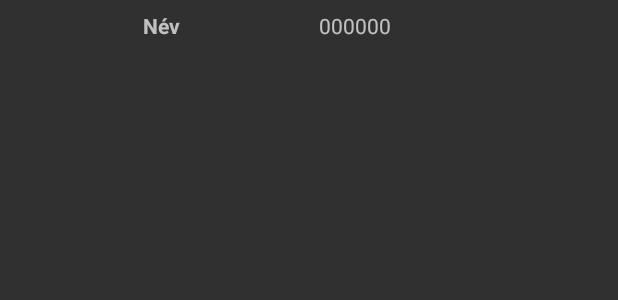
After one commit to vkrisztian/EndlessRunner2, an Android app: the layout highscoreitem.xml on its own in the app's theme, with its tools: preview values and no code run, on a phone screen of 412 x 824 dp. The commit adds this screen. Shown: the top 300 px of the screen. Run offline under Robolectric (Android 15) with nearby library versions, the phone set to English and light mode, and no system bars.

Commit message:
highscore activity

```diff
--- a/app/build.gradle
+++ b/app/build.gradle
@@ -26,5 +26,6 @@ dependencies {
     })
     compile 'com.android.support:appcompat-v7:25.3.1'
     compile 'com.android.support.constraint:constraint-layout:1.0.2'
+    compile 'com.android.support:recyclerview-v7:25.3.+'
     testCompile 'junit:junit:4.12'
 }
--- a/app/src/main/java/endlessrunner/nik/uniobuda/hu/endlessrunner/MainActivity.java
+++ b/app/src/main/java/endlessrunner/nik/uniobuda/hu/endlessrunner/MainActivity.java
@@ -73,7 +73,7 @@ public class MainActivity extends AppCompatActivity {
                 try {
                     outputStream = openFileOutput(filename, Context.MODE_PRIVATE);
                     OutputStreamWriter osw = new OutputStreamWriter(outputStream);
-                    osw.write(usr.getUserName()+"-"+usr.getHighscore()+"/n");
+                    osw.write(usr.getUserName()+"-"+usr.getHighscore()+"\n");
                     osw.flush();
                     osw.close();
                 } catch (Exception e) {
--- /dev/null
+++ b/app/src/main/res/layout/highscoreitem.xml
@@ -0,0 +1,25 @@
+<?xml version="1.0" encoding="utf-8"?>
+<LinearLayout
+    xmlns:android="http://schemas.android.com/apk/res/android" android:layout_width="match_parent"
+    android:layout_height="match_parent"
+    android:orientation="horizontal"
+    android:padding="7dp">
+    <TextView
+        android:id="@+id/name"
+        android:layout_width="200dp"
+        android:layout_height="wrap_content"
+        android:ellipsize="end"
+        android:maxLines="1"
+        android:textAlignment="center"
+        android:text="Név"
+        android:textStyle="bold" />
+
+    <TextView
+        android:id="@+id/score"
+        android:layout_width="200dp"
+        android:layout_height="wrap_content"
+        android:layout_marginLeft="5dp"
+        android:maxLines="3"
+        android:text="000000" />
+
+</LinearLayout>
```
Also changed, not shown: app/src/main/java/endlessrunner/nik/uniobuda/hu/endlessrunner/HighScoreActivity.java (+21 -4 lines), app/src/main/java/endlessrunner/nik/uniobuda/hu/endlessrunner/User.java (+14 -1 lines), app/src/main/java/endlessrunner/nik/uniobuda/hu/endlessrunner/UserRecycleAdapter.java (added, +48 -0 lines), app/src/main/res/layout/activity_high_score_activity.xml (+7 -80 lines).
